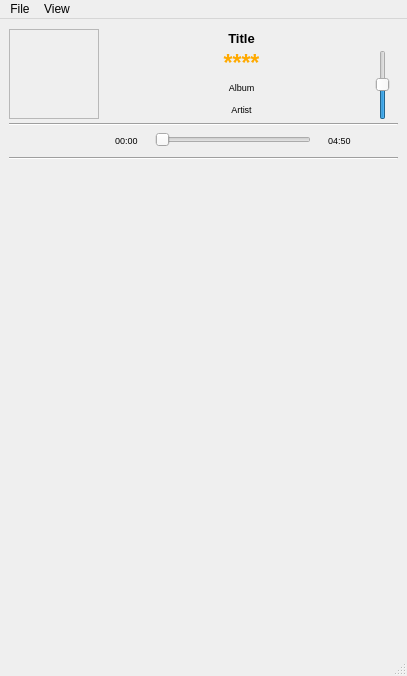
shahid334/sayonara-player, file trunk/GUI/GUI_Simpleplayer.ui: the form before one commit.
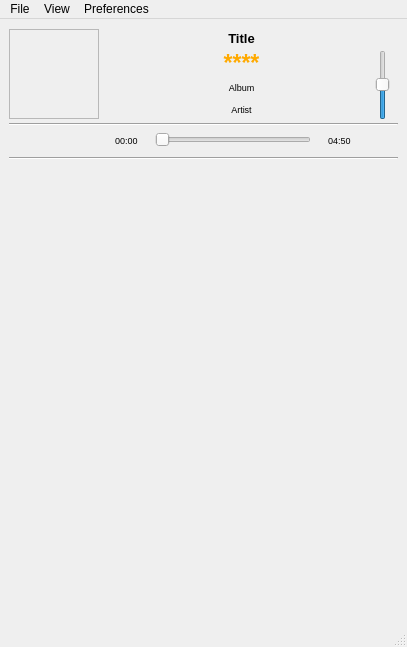
The form after the commit. Icons and pictures are not drawn.

Commit message: LastFM Preferences Menu LastFM Password is never handled in cleartext now It is send encrypted from preferences now

What changed in the file:
```diff
--- a/trunk/GUI/GUI_Simpleplayer.ui
+++ b/trunk/GUI/GUI_Simpleplayer.ui
@@ -7,7 +7,7 @@
     <x>0</x>
     <y>0</y>
     <width>407</width>
-    <height>676</height>
+    <height>647</height>
    </rect>
   </property>
   <property name="minimumSize">
@@ -487,7 +487,7 @@
          <x>0</x>
          <y>0</y>
          <width>389</width>
-         <height>445</height>
+         <height>416</height>
         </rect>
        </property>
        <zorder>album</zorder>
@@ -524,8 +524,15 @@
     <addaction name="action_ViewPlaylist"/>
     <addaction name="action_Dark"/>
    </widget>
+   <widget class="QMenu" name="menuPreferences">
+    <property name="title">
+     <string>Preferences</string>
+    </property>
+    <addaction name="action_lastFM"/>
+   </widget>
    <addaction name="menuFle"/>
    <addaction name="menuView"/>
+   <addaction name="menuPreferences"/>
   </widget>
   <widget class="QStatusBar" name="statusbar"/>
   <action name="action_OpenFile">
```
Left out of the diff: 10 changed lines with no effect on the pictures. The commit also changes 13 other files.
